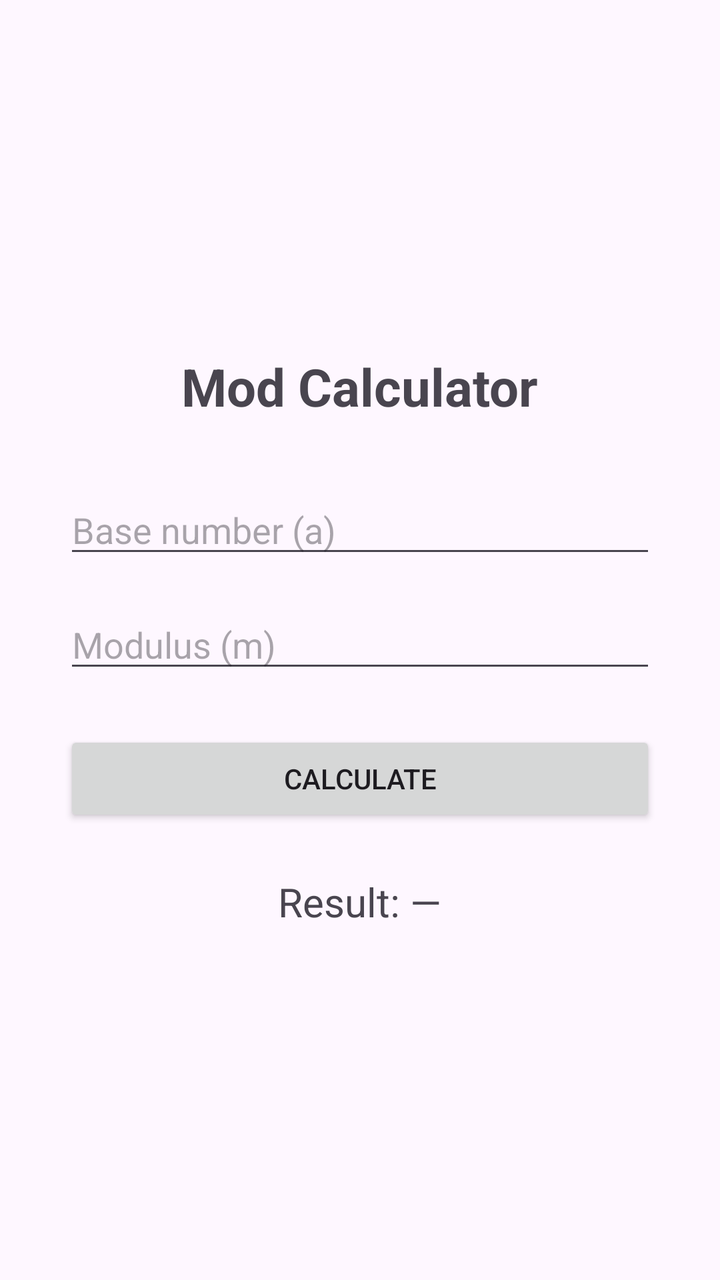
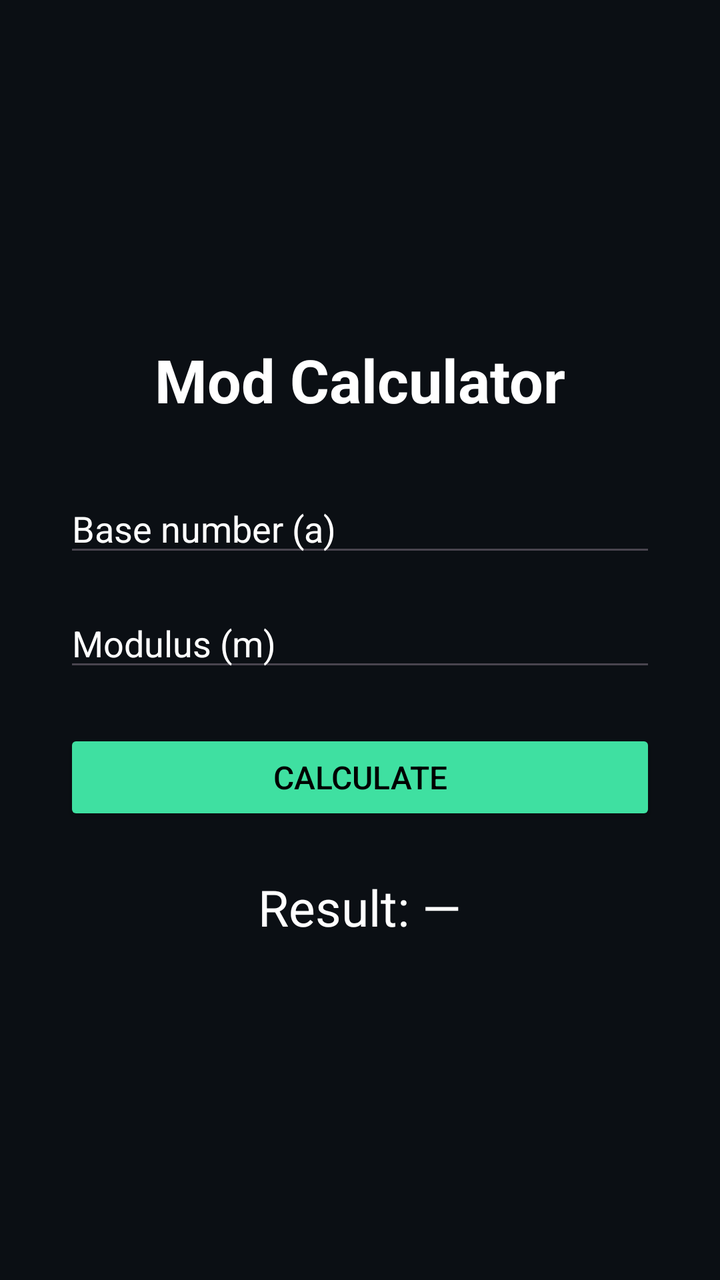

Screens rendered from an Android XML layout before and after an edit, with the pre-edit source and the edit as a unified diff.
<!-- AndroidManifest.xml: application theme Theme.ModuloEx -->
<!-- res/layout/activity_main.xml -->
<?xml version="1.0" encoding="utf-8"?>
<LinearLayout xmlns:android="http://schemas.android.com/apk/res/android"
    android:layout_width="match_parent"
    android:layout_height="match_parent"
    android:orientation="vertical"
    android:padding="32dp"
    android:gravity="center">

    <TextView
        android:text="Mod Calculator"
        android:textSize="26sp"
        android:textStyle="bold"
        android:layout_marginBottom="32dp"
        android:layout_width="wrap_content"
        android:layout_height="wrap_content"/>

    <EditText
        android:id="@+id/inputA"
        android:hint="Base number (a)"
        android:inputType="numberSigned"
        android:layout_width="match_parent"
        android:layout_height="wrap_content"
        android:layout_marginBottom="16dp"/>

    <EditText
        android:id="@+id/inputM"
        android:hint="Modulus (m)"
        android:inputType="number"
        android:layout_width="match_parent"
        android:layout_height="wrap_content"
        android:layout_marginBottom="24dp"/>

    <Button
        android:id="@+id/btnCalculate"
        android:text="Calculate"
        android:layout_width="match_parent"
        android:layout_height="wrap_content"
        android:layout_marginBottom="24dp"/>

    <TextView
        android:id="@+id/tvResult"
        android:text="Result: —"
        android:textSize="20sp"
        android:layout_width="wrap_content"
        android:layout_height="wrap_content"/>

</LinearLayout>
<!-- resources referenced by this layout -->
<resources>
  <style name="Theme.ModuloEx" parent="Base.Theme.ModuloEx" />
  <style name="Base.Theme.ModuloEx" parent="Theme.Material3.DayNight.NoActionBar">
          
          
      </style>
</resources>

<!-- the commit's change to res/layout/activity_main.xml (unified diff, before → after) -->
@@ -2,46 +2,55 @@
 <LinearLayout xmlns:android="http://schemas.android.com/apk/res/android"
     android:layout_width="match_parent"
     android:layout_height="match_parent"
+    android:background="@color/background"
+    android:gravity="center"
     android:orientation="vertical"
-    android:padding="32dp"
-    android:gravity="center">
+    android:padding="32dp">
 
     <TextView
+        android:layout_width="wrap_content"
+        android:layout_height="wrap_content"
+        android:layout_marginBottom="32dp"
         android:text="Mod Calculator"
-        android:textSize="26sp"
-        android:textStyle="bold"
-        android:layout_marginBottom="32dp"
-        android:layout_width="wrap_content"
-        android:layout_height="wrap_content"/>
+        android:textColor="#FFFFFF"
+        android:textSize="30sp"
+        android:textStyle="bold" />
 
     <EditText
         android:id="@+id/inputA"
+        android:layout_width="match_parent"
+        android:layout_height="wrap_content"
+        android:layout_marginBottom="16dp"
         android:hint="Base number (a)"
         android:inputType="numberSigned"
-        android:layout_width="match_parent"
-        android:layout_height="wrap_content"
-        android:layout_marginBottom="16dp"/>
+        android:textColor="#FFFFFF"
+        android:textColorHint="#FFFFFF" />
 
     <EditText
         android:id="@+id/inputM"
+        android:layout_width="match_parent"
+        android:layout_height="wrap_content"
+        android:layout_marginBottom="24dp"
         android:hint="Modulus (m)"
         android:inputType="number"
-        android:layout_width="match_parent"
-        android:layout_height="wrap_content"
-        android:layout_marginBottom="24dp"/>
+        android:textColorHint="#FFFFFF" />
 
     <Button
         android:id="@+id/btnCalculate"
-        android:text="Calculate"
         android:layout_width="match_parent"
         android:layout_height="wrap_content"
-        android:layout_marginBottom="24dp"/>
+        android:layout_marginBottom="24dp"
+        android:backgroundTint="@color/primary_mint"
+        android:text="Calculate"
+        android:textColor="@color/black"
+        android:textSize="16sp" />
 
     <TextView
         android:id="@+id/tvResult"
+        android:layout_width="wrap_content"
+        android:layout_height="wrap_content"
         android:text="Result: —"
-        android:textSize="20sp"
-        android:layout_width="wrap_content"
-        android:layout_height="wrap_content"/>
+        android:textColor="#FFFFFF"
+        android:textSize="25sp" />
 
 </LinearLayout>
<!-- resource entries referenced after the edit -->
@@ -1,5 +1,8 @@
 <!-- resources referenced by this layout -->
 <resources>
+  <color name="background">#0B0F14</color>
+  <color name="black">#FF000000</color>
+  <color name="primary_mint">#3FE0A1</color>
   <style name="Theme.ModuloEx" parent="Base.Theme.ModuloEx" />
   <style name="Base.Theme.ModuloEx" parent="Theme.Material3.DayNight.NoActionBar">
           
